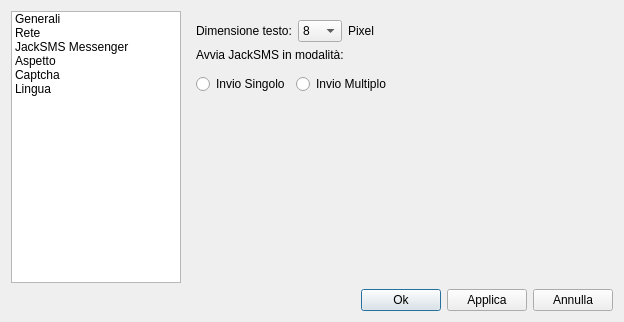
The window that opzionidialog.ui (freesmee/freesmee-desktop) describes before a commit, drawn with Qt 5.
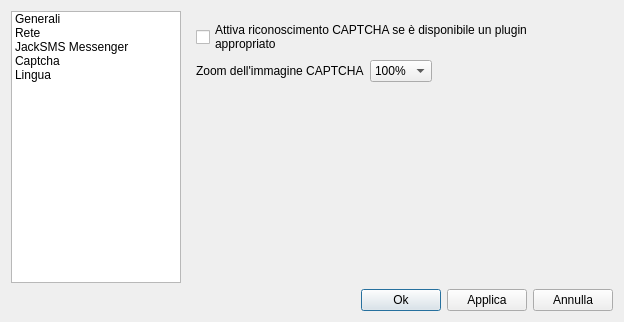
The same window after the commit. The open tabs and pages were chosen to show the change. Icons and pictures are not drawn.

```diff
--- a/opzionidialog.ui
+++ b/opzionidialog.ui
@@ -74,15 +74,6 @@
             <normaloff>:/resource/jacksms_icona_im_24x24-3.png</normaloff>:/resource/jacksms_icona_im_24x24-3.png</iconset>
           </property>
          </item>
-         <item>
-          <property name="text">
-           <string>Aspetto</string>
-          </property>
-          <property name="icon">
-           <iconset resource="resources.qrc">
-            <normaloff>:/resource/agave-icon.png</normaloff>:/resource/agave-icon.png</iconset>
-          </property>
-         </item>
          <item>
           <property name="text">
            <string>Captcha</string>
@@ -348,184 +339,6 @@
            </item>
           </layout>
          </widget>
-         <widget class="QWidget" name="page">
-          <layout class="QVBoxLayout" name="verticalLayout_3">
-           <item>
-            <layout class="QVBoxLayout" name="verticalLayout_8">
-             <item>
-              <layout class="QHBoxLayout" name="horizontalLayout_9">
-               <item>
-                <widget class="QLabel" name="label_10">
-                 <property name="sizePolicy">
-                  <sizepolicy hsizetype="Minimum" vsizetype="Preferred">
-                   <horstretch>0</horstretch>
-                   <verstretch>0</verstretch>
-                  </sizepolicy>
-                 </property>
-                 <property name="text">
-                  <string>Dimensione testo:</string>
-                 </property>
-                </widget>
-               </item>
-               <item>
-                <widget class="QComboBox" name="ComboDimensione">
-                 <item>
-                  <property name="text">
-                   <string>8</string>
-                  </property>
-                 </item>
-                 <item>
-                  <property name="text">
-                   <string>9</string>
-                  </property>
-                 </item>
-                 <item>
-                  <property name="text">
-                   <string>10</string>
-                  </property>
-                 </item>
-                 <item>
-                  <property name="text">
-                   <string>11</string>
-                  </property>
-                 </item>
-                 <item>
-                  <property name="text">
-                   <string>12</string>
-                  </property>
-                 </item>
-                 <item>
-                  <property name="text">
-                   <string>13</string>
-                  </property>
-                 </item>
-                 <item>
-                  <property name="text">
-                   <string>14</string>
-                  </property>
-                 </item>
-                 <item>
-                  <property name="text">
-                   <string>15</string>
-                  </property>
-                 </item>
-                 <item>
-                  <property name="text">
-                   <string>16</string>
-                  </property>
-                 </item>
-                 <item>
-                  <property name="text">
-                   <string>17</string>
-                  </property>
-                 </item>
-                 <item>
-                  <property name="text">
-                   <string>18</string>
-                  </property>
-                 </item>
-                 <item>
-                  <property name="text">
-                   <string>19</string>
-                  </property>
-                 </item>
-                 <item>
-                  <property name="text">
-                   <string>20</string>
-                  </property>
-                 </item>
-                 <item>
-                  <property name="text">
-                   <string>25</string>
-                  </property>
-                 </item>
-                 <item>
-                  <property name="text">
-                   <string>30</string>
-                  </property>
-                 </item>
-                </widget>
-               </item>
-               <item>
-                <widget class="QLabel" name="label_11">
-                 <property name="text">
-                  <string>Pixel</string>
-                 </property>
-                </widget>
-               </item>
-               <item>
-                <spacer name="horizontalSpacer_4">
-                 <property name="orientation">
-                  <enum>Qt::Horizontal</enum>
-                 </property>
-                 <property name="sizeHint" stdset="0">
-                  <size>
-                   <width>40</width>
-                   <height>20</height>
-                  </size>
-                 </property>
-                </spacer>
-               </item>
-              </layout>
-             </item>
-             <item>
-              <widget class="QLabel" name="label">
-               <property name="text">
-                <string>Avvia JackSMS in modalità:</string>
-               </property>
-              </widget>
-             </item>
-             <item>
-              <layout class="QHBoxLayout" name="horizontalLayout_12">
-               <property name="topMargin">
-                <number>6</number>
-               </property>
-               <item>
-                <widget class="QRadioButton" name="radioSingolo">
-                 <property name="text">
-                  <string>Invio Singolo</string>
-                 </property>
-                </widget>
-               </item>
-               <item>
-                <widget class="QRadioButton" name="radioMultiplo">
-                 <property name="text">
-                  <string>Invio Multiplo</string>
-                 </property>
-                </widget>
-               </item>
-               <item>
-                <spacer name="horizontalSpacer_3">
-                 <property name="orientation">
-                  <enum>Qt::Horizontal</enum>
-                 </property>
-                 <property name="sizeHint" stdset="0">
-                  <size>
-                   <width>40</width>
-                   <height>20</height>
-                  </size>
-                 </property>
-                </spacer>
-               </item>
-              </layout>
-             </item>
-             <item>
-              <spacer name="verticalSpacer_5">
-               <property name="orientation">
-                <enum>Qt::Vertical</enum>
-               </property>
-               <property name="sizeHint" stdset="0">
-                <size>
-                 <width>20</width>
-                 <height>40</height>
-                </size>
-               </property>
-              </spacer>
-             </item>
-            </layout>
-           </item>
-          </layout>
-         </widget>
          <widget class="QWidget" name="captchaOptionsPage">
           <layout class="QVBoxLayout" name="verticalLayout_11">
            <item>
```
Left out of the diff: 2 changed lines with no effect on the pictures.
